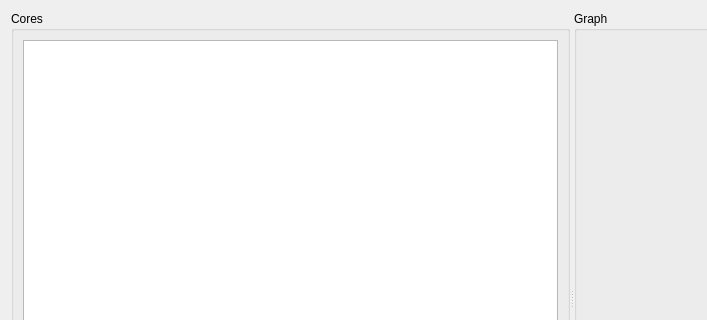
Qt form prj/ui/ProcessorWidget.ui (marcinochman1993/ComputerMonitor) before a commit; both pictures show x 0 to 707 and y 0 to 320 of the 856 by 595 pixel window.
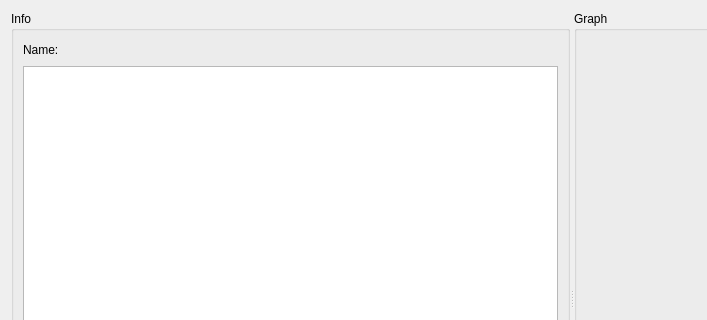
The same form after that commit. Custom widgets are drawn as their Qt base class.

What changed in the file:
```diff
--- a/prj/ui/ProcessorWidget.ui
+++ b/prj/ui/ProcessorWidget.ui
@@ -21,9 +21,40 @@
      </property>
      <widget class="QGroupBox" name="groupBox">
       <property name="title">
-       <string>Cores</string>
+       <string>Info</string>
       </property>
       <layout class="QVBoxLayout" name="verticalLayout_2">
+       <item>
+        <layout class="QHBoxLayout" name="horizontalLayout_3">
+         <item>
+          <widget class="QLabel" name="label_2">
+           <property name="text">
+            <string>Name:</string>
+           </property>
+          </widget>
+         </item>
+         <item>
+          <widget class="QLabel" name="processorNameLabel">
+           <property name="text">
+            <string/>
+           </property>
+          </widget>
+         </item>
+         <item>
+          <spacer name="horizontalSpacer_2">
+           <property name="orientation">
+            <enum>Qt::Horizontal</enum>
+           </property>
+           <property name="sizeHint" stdset="0">
+            <size>
+             <width>40</width>
+             <height>20</height>
+            </size>
+           </property>
+          </spacer>
+         </item>
+        </layout>
+       </item>
        <item>
         <widget class="QTableView" name="coresTable">
          <property name="selectionMode">
```
